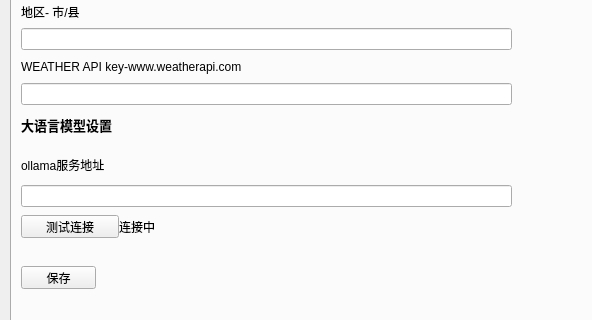
Old version of the form src/settings.ui in the repository vmomenv/MOMODeskMind; both pictures show x 0 to 592 and y 289 to 609 of the 1017 by 609 pixel window.
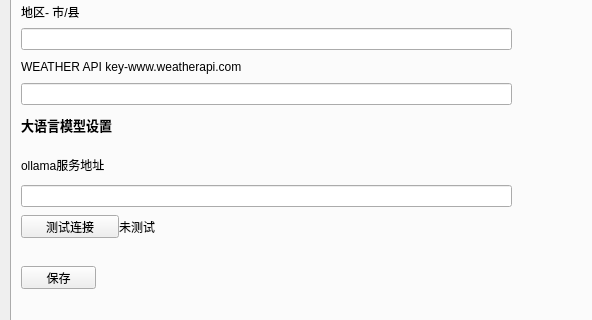
New version of the form.

Commit message: 实现设置中测试连接按钮

```diff
--- a/src/settings.ui
+++ b/src/settings.ui
@@ -336,7 +336,7 @@
                   <item>
                    <widget class="QLabel" name="connectStatusLabel">
                     <property name="text">
-                     <string>连接中</string>
+                     <string>未测试</string>
                     </property>
                    </widget>
                   </item>
```
Left out of the diff: 2 changed lines with no effect on the pictures. The commit also changes 2 other files.
